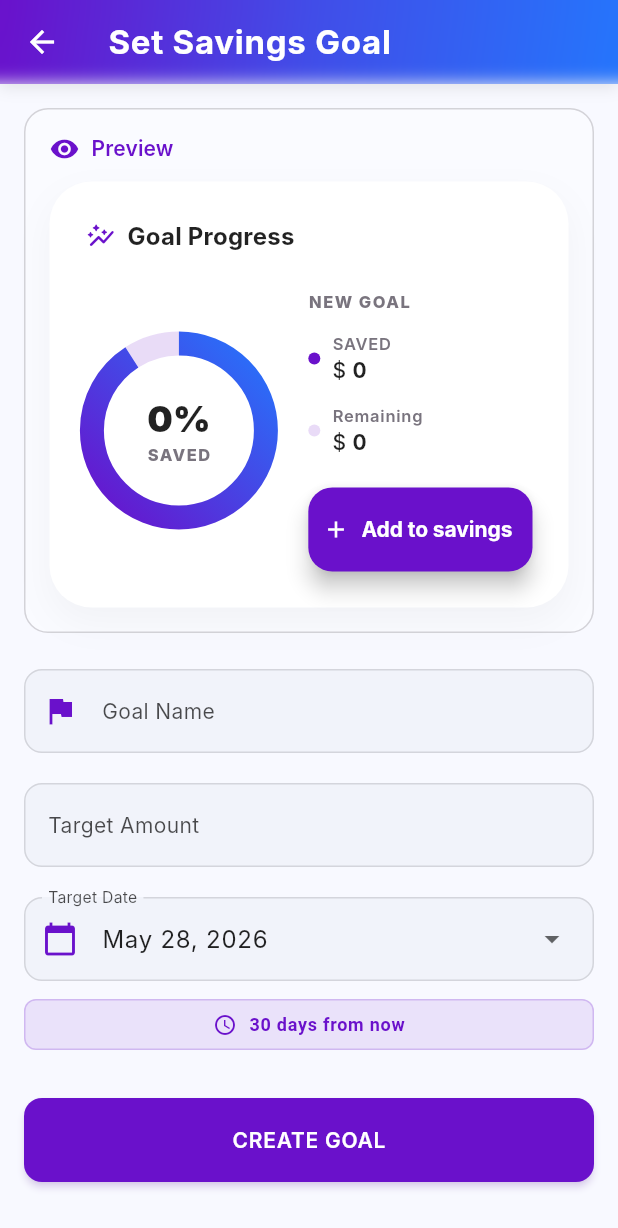
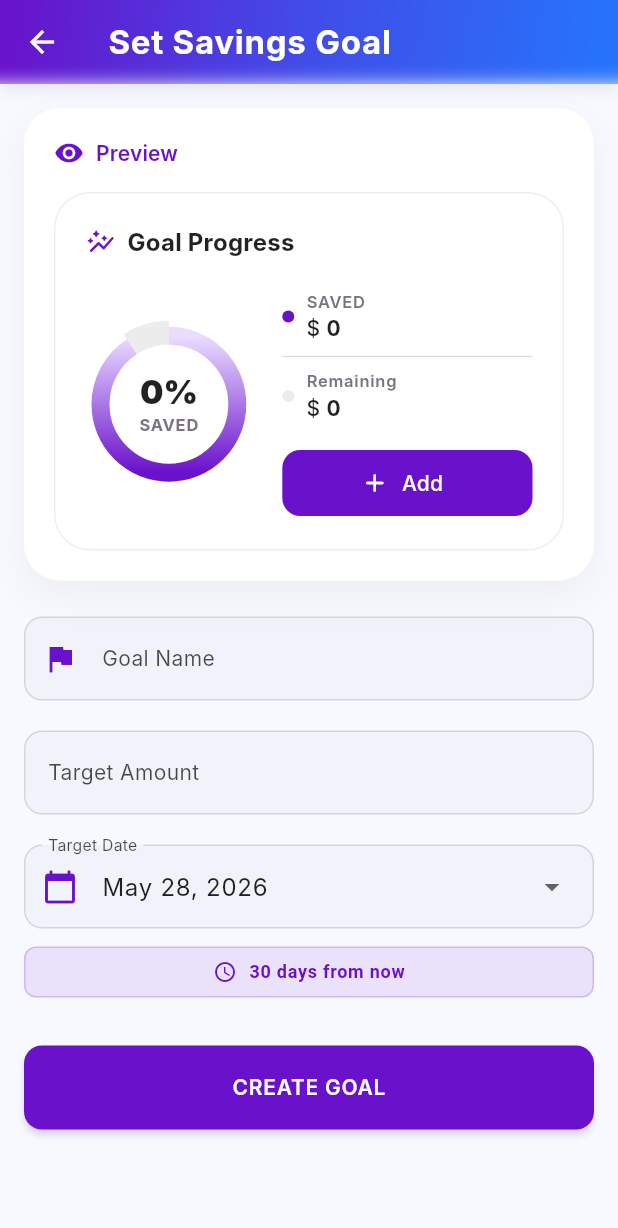
Before and after one commit to Max22577/Flutter_personal_finance_app, a Flutter app: the SetGoalPage screen opened by its route, on a phone screen of 412 x 824 dp. Shown: the top 1228 px of the screen. Run offline on Flutter 3.47's test engine with Material 3 defaults, Android fonts, the phone set to English and light mode, and no system bars; drawn by our look-alikes of fl_chart; our stand-ins replace animate_do, cloud_firestore, firebase_auth, firebase_core, firebase_storage, flutter_svg and 4 more; accounts and stored records are empty; Roboto replaces fonts that are missing (Inter).

Commit message:
fluid layout refactor for my savings feature

```diff
--- a/lib/features/savings/pages/set_goal_page.dart
+++ b/lib/features/savings/pages/set_goal_page.dart
@@ -227,16 +227,19 @@
     final goalName = _nameController.text.isEmpty ? lang.translate('new_goal') : _nameController.text;
 
     return Container(
-      padding: const EdgeInsets.all(16),
       decoration: BoxDecoration(
-        color: colors.surfaceContainerHighest.withValues(alpha: 0.3),
-        borderRadius: BorderRadius.circular(16),
-        border: Border.all(
-          color: colors.outline.withValues(alpha: 0.3),
-        ),
+        color: colors.surface,
+        borderRadius: BorderRadius.circular(24),
+        boxShadow: [
+          BoxShadow(
+            color: colors.shadow.withValues(alpha: 0.05),
+            blurRadius: 20,
+            offset: const Offset(0, 10),
+          )
+        ],
       ),
+      padding: const EdgeInsets.all(20),
       child: Column(
-        crossAxisAlignment: CrossAxisAlignment.start,
         children: [
           Row(
             children: [
@@ -255,7 +258,7 @@
               ),
             ],
           ),
-          const SizedBox(height: 12),
+          const SizedBox(height: 16),
           ProgressChartWidget(
             goal: SavingsGoal(
               name: goalName,
--- a/lib/features/savings/widgets/add_to_savings_button.dart
+++ b/lib/features/savings/widgets/add_to_savings_button.dart
@@ -58,10 +58,7 @@
     showModalBottomSheet(
       context: context,
       isScrollControlled: true, // Allows the sheet to push up when the keyboard appears
-      backgroundColor: colors.surface,
-      shape: const RoundedRectangleBorder(
-        borderRadius: BorderRadius.vertical(top: Radius.circular(28)),
-      ),
+      useSafeArea: true,
       builder: (bottomSheetContext) => ChangeNotifierProvider(
         create: (context) => AddToSavingsViewModel(context.read<SavingsRepository>()),
         child: Consumer<AddToSavingsViewModel>(
@@ -70,38 +67,32 @@
             padding: EdgeInsets.only(
               left: 24,
               right: 24,
-              top: 16,
+              top: 8,
               bottom: MediaQuery.of(context).viewInsets.bottom + 24,
             ),
             child: Form(
               key: _formKey,
+              child: SingleChildScrollView( // Prevents overflow on small phones
                 child: Column(
                   mainAxisSize: MainAxisSize.min,
                   crossAxisAlignment: CrossAxisAlignment.start,
                   children: [
                     // Modern Grab Handle at top
-                  Center(
-                    child: Container(
-                      width: 40,
-                      height: 4,
+                    Container(
+                      margin: const EdgeInsets.symmetric(vertical: 12),
+                      width: 32, height: 4,
                       decoration: BoxDecoration(
-                        color: colors.outlineVariant.withValues(alpha: 0.4),
+                        color: theme.colorScheme.outlineVariant,
                         borderRadius: BorderRadius.circular(2),
                       ),
                     ),
+                    Align(
+                      alignment: Alignment.centerLeft,
+                      child: Text(lang.translate('add_to_savings'),
+                        style: theme.textTheme.headlineSmall?.copyWith(fontWeight: FontWeight.bold)
                       ),
-                  const SizedBox(height: 20),
+                    ),
 
-                  // Header
-                  Text(
-                    lang.translate('add_to_savings'),
-                    style: theme.textTheme.titleLarge?.copyWith(fontWeight: FontWeight.bold),
-                  ),
-                  const SizedBox(height: 4),
-                  Text(
-                    '${lang.translate('adding_to')}: ${widget.goal.name}',
-                    style: theme.textTheme.bodyMedium?.copyWith(color: colors.outline),
-                  ),
                     const SizedBox(height: 24),
 
                     // Amount Input
@@ -147,7 +138,7 @@
                     // Actions (Full Width button is much more modern for forms)
                     SizedBox(
                       width: double.infinity,
-                    height: 52,
+                      height: 56,
                       child: ElevatedButton(
                         onPressed: vm.isProcessing ? null : () async {
                           if (_formKey.currentState!.validate()) {
@@ -188,11 +179,7 @@
                           shape: RoundedRectangleBorder(borderRadius: BorderRadius.circular(12)),
                         ),
                         child: vm.isProcessing
-                        ? SizedBox(
-                            width: 20,
-                            height: 20,
-                            child: CircularProgressIndicator(strokeWidth: 2, color: colors.onPrimary),
-                          )
+                          ? CircularProgressIndicator(strokeWidth: 2, color: colors.onPrimary)
                           : Text(lang.translate('add'), style: const TextStyle(fontWeight: FontWeight.bold)),
                       ),
                     ),
@@ -203,25 +190,22 @@
             ),
           ),
         ),
+      ),
     );
   }
 
   @override
   Widget build(BuildContext context) {
-    final theme = Theme.of(context);
     final lang = context.watch<LanguageProvider>();
 
-    return FloatingActionButton.extended(
+    return FilledButton.icon(
       onPressed: () => _showAddMoneySheet(context),
-      icon: Icon(Icons.add, size: 18, color: theme.colorScheme.onPrimary),
-      label: Text(lang.translate('add_to_savings'),
-        style: theme.textTheme.labelLarge?.copyWith(
-          letterSpacing: -0.05,
-          fontWeight: FontWeight.bold,
-          color: theme.colorScheme.onPrimary,
+      style: FilledButton.styleFrom(
+        minimumSize: const Size(double.infinity, 44),
+        shape: RoundedRectangleBorder(borderRadius: BorderRadius.circular(12)),
       ),
-      ),
-      backgroundColor: theme.colorScheme.primary,
+      icon: const Icon(Icons.add_rounded, size: 20),
+      label: Text(lang.translate('add')),
     );
   }
 }
--- a/lib/features/savings/widgets/progress_chart.dart
+++ b/lib/features/savings/widgets/progress_chart.dart
@@ -21,41 +21,36 @@
         ? (goal.currentAmount / goal.targetAmount).clamp(0.0, 1.0)
         : 0.0;
 
-    // 2. Uniform colors for both chart and legend
     final Color progressColor = colors.primary;
-    final Color trackColor = colors.primary.withValues(alpha: 0.15); // Soft matching background track
+    final Color trackColor = colors.onSurfaceVariant.withValues(alpha: 0.1);
 
     return Container(
-          padding: const EdgeInsets.all(24),
+          padding: const EdgeInsets.all(20),
           decoration: BoxDecoration(
             color: colors.surface,
-            borderRadius: BorderRadius.circular(28),
-            boxShadow: [
-              BoxShadow(
-                color: colors.shadow.withValues(alpha: 0.04),
-                blurRadius: 20,
-                offset: const Offset(0, 10),
-              ),
-            ],
+            borderRadius: BorderRadius.circular(24),
+            border: Border.all(color: colors.outlineVariant.withValues(alpha: 0.3)),
           ),
           child: Column(
+            mainAxisSize: MainAxisSize.min,
             crossAxisAlignment: CrossAxisAlignment.start,
             children: [
               _buildHeader(theme, colors, lang),
-              const SizedBox(height: 24),
+              const SizedBox(height: 20),
               Row(
+                crossAxisAlignment: CrossAxisAlignment.center,
                 children: [
                   // --- Doughnut Chart ---
                   Expanded(
-                    flex: 5,
-                    child: SizedBox(
-                      height: 140,
+                    flex: 4,
+                    child: AspectRatio(
+                      aspectRatio: 1,
                       child: Stack(
                         children: [
                           PieChart(
                             PieChartData(
                               sectionsSpace: 0,
-                              centerSpaceRadius: 50, // Increased for a thin ring look
+                              centerSpaceRadius: double.infinity, // Remove center space for a full pie
                               startDegreeOffset: -90,
                               sections: [
                                 PieChartSectionData(
@@ -63,12 +58,12 @@
                                   gradient: LinearGradient(
                                     colors: [
                                       colors.primary,
-                                      colors.secondary,
+                                      colors.primaryContainer,
                                     ],
-                                    begin: Alignment.bottomLeft,
-                                    end: Alignment.topRight,
+                                    begin: Alignment.bottomCenter,
+                                    end: Alignment.topCenter,
                                   ),
-                                  radius: 16, // Thicker ring
+                                  radius: 12,
                                   showTitle: false,
                                 ),
                                 PieChartSectionData(
@@ -83,12 +78,15 @@
                             ),
                           ),
                           Center(
+                            child: Padding(
+                              padding: const EdgeInsets.all(16.0),
+                              child: FittedBox(
+                                fit: BoxFit.scaleDown,
                                 child: Column(
-                              mainAxisSize: MainAxisSize.min,
                                   children: [
                                     Text(
                                       '${(percentage * 100).toStringAsFixed(0)}%',
-                                  style: theme.textTheme.headlineSmall?.copyWith(
+                                      style: theme.textTheme.titleLarge?.copyWith(
                                         fontWeight: FontWeight.w900,
                                         color: colors.onSurface,
                                       ),
@@ -96,37 +94,28 @@
                                     Text(
                                       lang.translate('saved').toUpperCase(),
                                       style: theme.textTheme.labelSmall?.copyWith(
-                                    letterSpacing: 1.0,
-                                    fontWeight: FontWeight.w800,
+                                        fontWeight: FontWeight.bold,
                                         color: colors.outline,
                                       ),
                                     ),
                                   ],
                                 ),
                               ),
+                            ),
+                          ),
                         ],
                       ),
                     ),
                   ),
-                  const SizedBox(width: 24),
+                  const SizedBox(width: 20),
 
                   // --- Legend Section ---
                   Expanded(
                     flex: 6,
                     child: Column(
+                      mainAxisAlignment: MainAxisAlignment.center,
                       crossAxisAlignment: CrossAxisAlignment.start,
                       children: [
-                        Text(
-                          goal.name.toUpperCase(),
-                          style: theme.textTheme.labelSmall?.copyWith(
-                            letterSpacing: 1.0,
-                            fontWeight: FontWeight.w800,
-                            color: colors.outline,
-                          ),
-                          maxLines: 1,
-                          overflow: TextOverflow.ellipsis,
-                        ),
-                        const SizedBox(height: 12),
                         // Saved (Shows current progress)
                         _buildLegendItem(
                           label: lang.translate('saved'),
@@ -134,7 +123,10 @@
                           color: progressColor,
                           theme: theme
                         ),
-                        const SizedBox(height: 12),
+                        const Padding(
+                          padding: EdgeInsets.symmetric(vertical: 8.0),
+                          child: Divider(height: 1, thickness: 0.5),
+                        ),
 
                         // Remaining (Shows what's left)
                         _buildLegendItem(
@@ -143,10 +135,13 @@
                           color: trackColor,
                           theme: theme
                         ),
-                        const SizedBox(height: 20),
+                        const SizedBox(height: 16),
 
                         // Add To Savings Button
-                        AddToSavingsButton(goal: goal),
+                        SizedBox(
+                          width: double.infinity,
+                          child: AddToSavingsButton(goal: goal),
+                        ),
                       ],
                     ),
                   ),
```
Also changed, not shown: lib/features/savings/pages/savings_page.dart (+32 -50 lines). Lines whose indentation alone changed are shown as unchanged.
